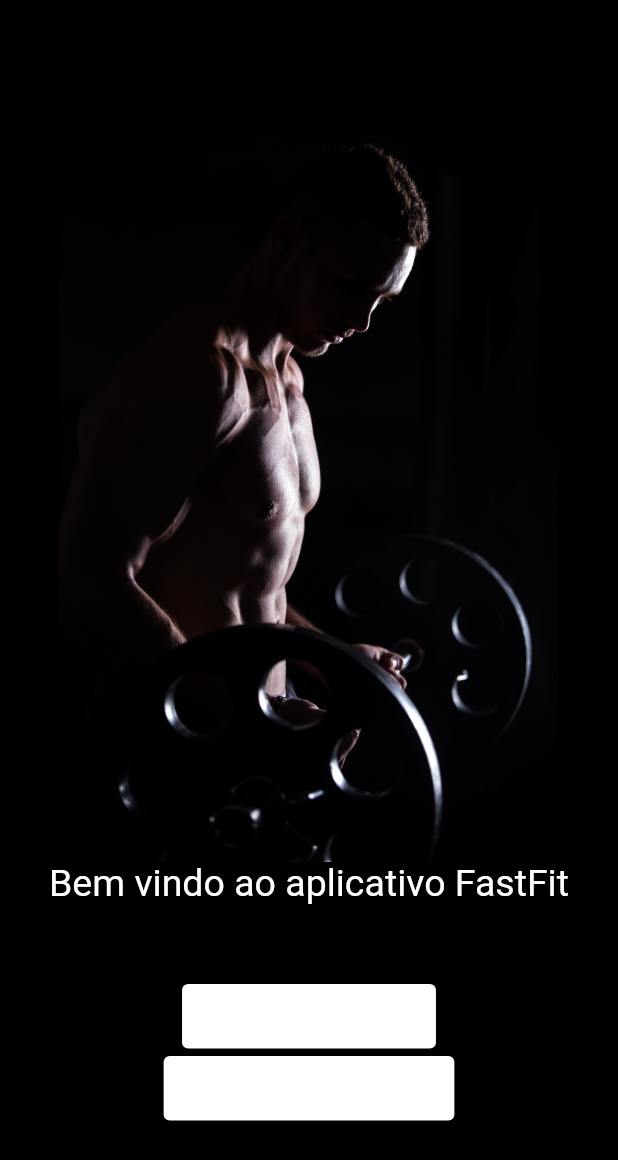
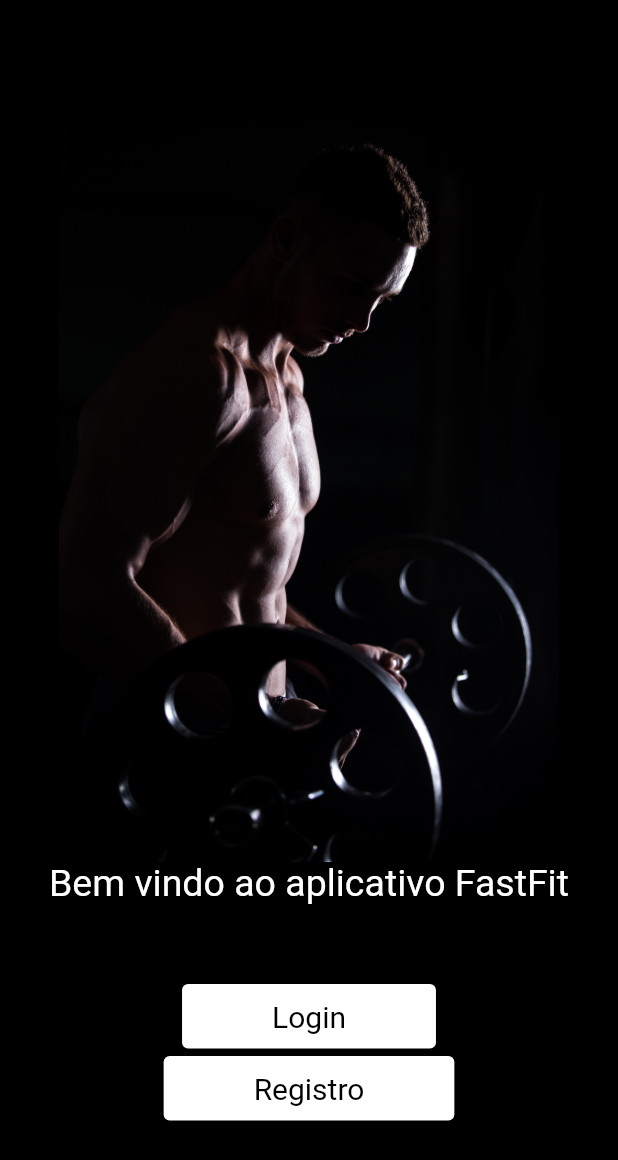
Before and after one commit to OnofreTZK/FastFitApp, a Flutter app: the screen it shows after launch, on a phone screen of 412 x 824 dp. Shown: the top 1160 px of the screen. Run offline on Flutter 3.47's test engine with Material 2 defaults, Android fonts, the phone set to English and light mode, and no system bars; our stand-ins replace flutter_mobx, flutter_modular, rxdart.

Commit message:
Fixed text color

```diff
--- a/lib/app/modules/login/presenter/login_page.dart
+++ b/lib/app/modules/login/presenter/login_page.dart
@@ -40,7 +40,12 @@ class _LoginPageState extends State<LoginPage> {
               height: 50,
             ),
             ElevatedButton(
-              child: Text('Login'),
+              child: Text(
+                  'Login',
+                  style: TextStyle(
+                    color: Colors.black,
+                  ),
+                ),
               onPressed: () {
                 //Navigator.push(context, MaterialPageRoute(builder: (context) => LoginAuthenticationPage()));
                 Modular.to.pushNamed('/authentication/');
@@ -53,7 +58,12 @@ class _LoginPageState extends State<LoginPage> {
                   )),
             ),
             ElevatedButton(
-              child: Text('Registro'),
+              child: Text(
+                  'Registro',
+                  style: TextStyle(
+                    color: Colors.black,
+                  ),
+                ),
               onPressed: () {
                 Modular.to.pushNamed('/register/');
               },
```
